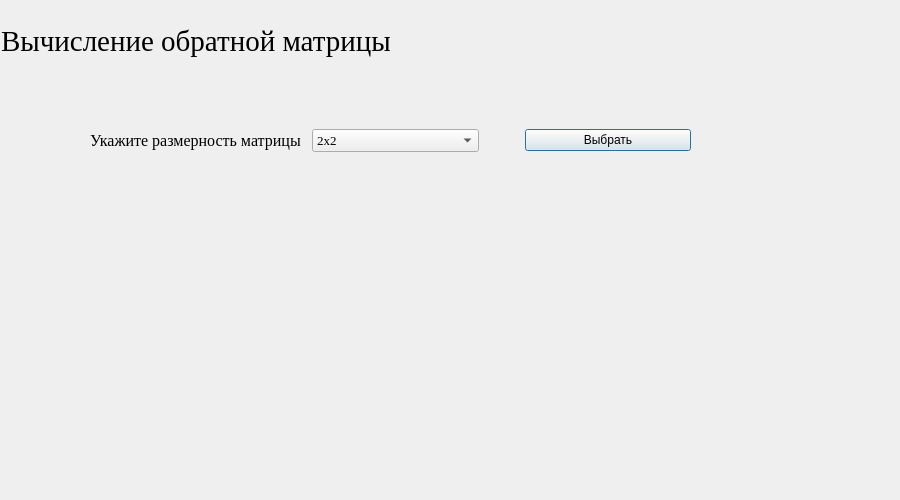
The window that matrix_inverse.ui (moevm/gui-1h2018-27) describes before a commit, drawn with Qt 5.
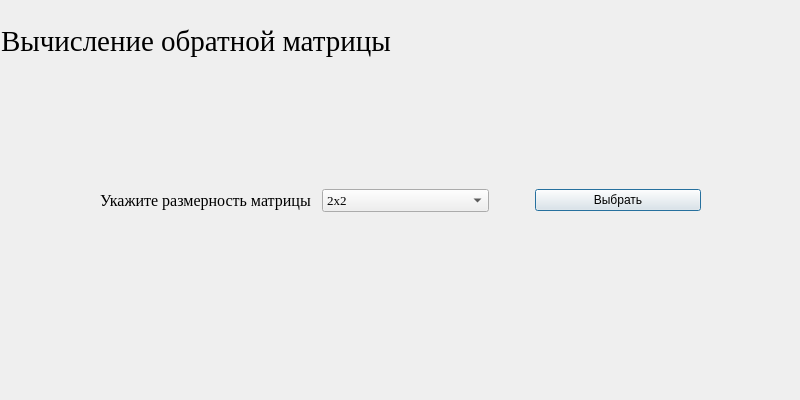
The same window after the commit.

```diff
--- a/matrix_inverse.ui
+++ b/matrix_inverse.ui
@@ -6,8 +6,8 @@
    <rect>
     <x>0</x>
     <y>0</y>
-    <width>900</width>
-    <height>500</height>
+    <width>800</width>
+    <height>400</height>
    </rect>
   </property>
   <property name="windowTitle">
@@ -16,8 +16,8 @@
   <widget class="QWidget" name="layoutWidget">
    <property name="geometry">
     <rect>
-     <x>90</x>
-     <y>110</y>
+     <x>100</x>
+     <y>170</y>
      <width>601</width>
      <height>61</height>
     </rect>
@@ -115,33 +115,12 @@
     </item>
    </layout>
   </widget>
-  <widget class="QWidget" name="my_widget_matrix_det" native="true">
-   <property name="geometry">
-    <rect>
-     <x>220</x>
-     <y>190</y>
-     <width>461</width>
-     <height>271</height>
-    </rect>
-   </property>
-   <widget class="QWidget" name="verticalLayoutWidget">
-    <property name="geometry">
-     <rect>
-      <x>0</x>
-      <y>0</y>
-      <width>461</width>
-      <height>271</height>
-     </rect>
-    </property>
-    <layout class="QVBoxLayout" name="verticalLayout"/>
-   </widget>
-  </widget>
   <widget class="QLabel" name="label">
    <property name="geometry">
     <rect>
      <x>1</x>
      <y>1</y>
-     <width>900</width>
+     <width>800</width>
      <height>80</height>
     </rect>
    </property>
```
Left out of the diff: 4 changed lines with no effect on the pictures.
